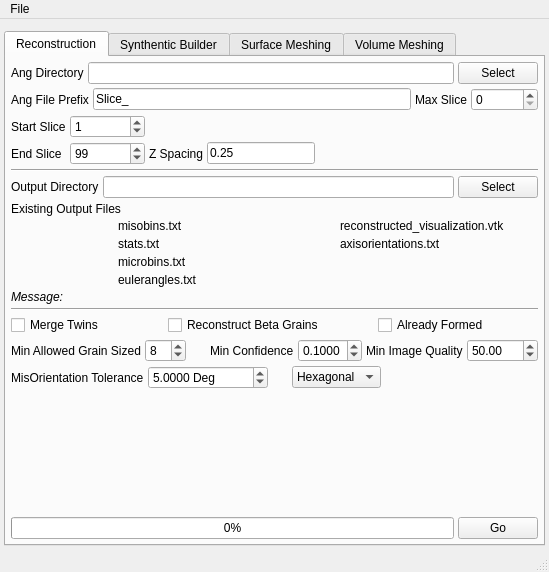
This is Source/AIM/GUI/UI_Files/RepresentationUI.ui in BlueQuartzSoftware/DREAM3D as Qt 5 draws it before an edit. The edited form follows.
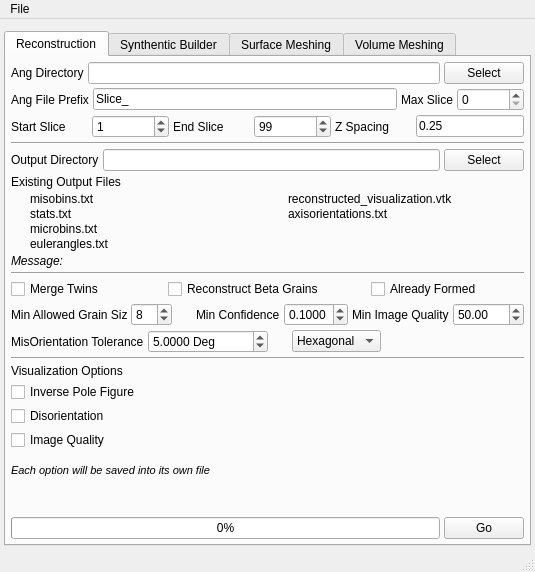
This is the edited form. The open tabs and pages were chosen to show the change. Icons and pictures are not drawn.

```diff
--- a/Source/AIM/GUI/UI_Files/RepresentationUI.ui
+++ b/Source/AIM/GUI/UI_Files/RepresentationUI.ui
@@ -29,6 +29,12 @@
     </property>
     <item row="0" column="0">
      <widget class="QTabWidget" name="tabWidget">
+      <property name="minimumSize">
+       <size>
+        <width>527</width>
+        <height>0</height>
+       </size>
+      </property>
       <property name="currentIndex">
        <number>2</number>
       </property>
@@ -105,14 +111,53 @@
             </property>
            </widget>
           </item>
-          <item row="1" column="2">
+          <item row="0" column="1">
+           <widget class="QSpinBox" name="zStartIndex">
+            <property name="minimumSize">
+             <size>
+              <width>75</width>
+              <height>0</height>
+             </size>
+            </property>
+            <property name="maximum">
+             <number>100000</number>
+            </property>
+            <property name="value">
+             <number>1</number>
+            </property>
+           </widget>
+          </item>
+          <item row="0" column="2">
+           <widget class="QLabel" name="label_6">
+            <property name="text">
+             <string>End Slice</string>
+            </property>
+           </widget>
+          </item>
+          <item row="0" column="3">
+           <widget class="QSpinBox" name="zEndIndex">
+            <property name="minimumSize">
+             <size>
+              <width>75</width>
+              <height>0</height>
+             </size>
+            </property>
+            <property name="maximum">
+             <number>1000000</number>
+            </property>
+            <property name="value">
+             <number>99</number>
+            </property>
+           </widget>
+          </item>
+          <item row="0" column="4">
            <widget class="QLabel" name="label_7">
             <property name="text">
              <string>Z Spacing</string>
             </property>
            </widget>
           </item>
-          <item row="1" column="3">
+          <item row="0" column="5">
            <widget class="QLineEdit" name="zSpacing">
             <property name="sizePolicy">
              <sizepolicy hsizetype="Fixed" vsizetype="Fixed">
@@ -125,58 +170,6 @@
             </property>
            </widget>
           </item>
-          <item row="1" column="0">
-           <widget class="QLabel" name="label_6">
-            <property name="text">
-             <string>End Slice</string>
-            </property>
-           </widget>
-          </item>
-          <item row="1" column="1">
-           <widget class="QSpinBox" name="zEndIndex">
-            <property name="minimumSize">
-             <size>
-              <width>75</width>
-              <height>0</height>
-             </size>
-            </property>
-            <property name="maximum">
-             <number>1000000</number>
-            </property>
-            <property name="value">
-             <number>99</number>
-            </property>
-           </widget>
-          </item>
-          <item row="0" column="1">
-           <widget class="QSpinBox" name="zStartIndex">
-            <property name="minimumSize">
-             <size>
-              <width>75</width>
-              <height>0</height>
-             </size>
-            </property>
-            <property name="maximum">
-             <number>100000</number>
-            </property>
-            <property name="value">
-             <number>1</number>
-            </property>
-           </widget>
-          </item>
-          <item row="0" column="4" rowspan="2">
-           <spacer name="horizontalSpacer_5">
-            <property name="orientation">
-             <enum>Qt::Horizontal</enum>
-            </property>
-            <property name="sizeHint" stdset="0">
-             <size>
-              <width>40</width>
-              <height>20</height>
-             </size>
-            </property>
-           </spacer>
-          </item>
          </layout>
         </item>
         <item>
@@ -230,14 +223,11 @@
             <property name="labelAlignment">
              <set>Qt::AlignCenter</set>
             </property>
-            <property name="formAlignment">
-             <set>Qt::AlignHCenter|Qt::AlignTop</set>
-            </property>
             <property name="horizontalSpacing">
              <number>12</number>
             </property>
             <property name="verticalSpacing">
-             <number>4</number>
+             <number>1</number>
             </property>
             <item row="1" column="0">
              <widget class="QLabel" name="rec_MisorientationBinsFileIcon">
@@ -318,13 +308,13 @@
              <set>Qt::AlignCenter</set>
             </property>
             <property name="formAlignment">
-             <set>Qt::AlignHCenter|Qt::AlignTop</set>
+             <set>Qt::AlignLeading|Qt::AlignLeft|Qt::AlignTop</set>
             </property>
             <property name="horizontalSpacing">
              <number>12</number>
             </property>
             <property name="verticalSpacing">
-             <number>4</number>
+             <number>1</number>
             </property>
             <item row="1" column="0">
              <widget class="QLabel" name="rec_ReconstructedVisualizationFileIcon">
@@ -644,6 +634,78 @@
           </item>
          </layout>
         </item>
+        <item>
+         <widget class="Line" name="line_6">
+          <property name="orientation">
+           <enum>Qt::Horizontal</enum>
+          </property>
+         </widget>
+        </item>
+        <item>
+         <layout class="QVBoxLayout" name="verticalLayout_5">
+          <property name="margin">
+           <number>0</number>
+          </property>
+          <item>
+           <widget class="QLabel" name="label_29">
+            <property name="text">
+             <string>Visualization Options</string>
+            </property>
+           </widget>
+          </item>
+          <item>
+           <layout class="QFormLayout" name="formLayout_10">
+            <property name="fieldGrowthPolicy">
+             <enum>QFormLayout::FieldsStayAtSizeHint</enum>
+            </property>
+            <property name="labelAlignment">
+             <set>Qt::AlignCenter</set>
+            </property>
+            <property name="horizontalSpacing">
+             <number>12</number>
+            </property>
+            <property name="verticalSpacing">
+             <number>4</number>
+            </property>
+            <property name="bottomMargin">
+             <number>10</number>
+            </property>
+            <item row="0" column="0">
+             <widget class="QCheckBox" name="IPFoutputoption">
+              <property name="text">
+               <string>Inverse Pole Figure</string>
+              </property>
+             </widget>
+            </item>
+            <item row="1" column="0">
+             <widget class="QCheckBox" name="Disorientationoutputoption">
+              <property name="text">
+               <string>Disorientation</string>
+              </property>
+             </widget>
+            </item>
+            <item row="2" column="0">
+             <widget class="QCheckBox" name="ImageQualityoutputoption">
+              <property name="text">
+               <string>Image Quality</string>
+              </property>
+             </widget>
+            </item>
+           </layout>
+          </item>
+          <item>
+           <widget class="QLabel" name="label_32">
+            <property name="text">
+             <string>&lt;!DOCTYPE HTML PUBLIC &quot;-//W3C//DTD HTML 4.0//EN&quot; &quot;http://www.w3.org/TR/REC-html40/strict.dtd&quot;&gt;
+&lt;html&gt;&lt;head&gt;&lt;meta name=&quot;qrichtext&quot; content=&quot;1&quot; /&gt;&lt;style type=&quot;text/css&quot;&gt;
+p, li { white-space: pre-wrap; }
+&lt;/style&gt;&lt;/head&gt;&lt;body style=&quot; font-family:'MS Shell Dlg 2'; font-size:8.25pt; font-weight:400; font-style:normal;&quot;&gt;
+&lt;p style=&quot; margin-top:0px; margin-bottom:0px; margin-left:0px; margin-right:0px; -qt-block-indent:0; text-indent:0px;&quot;&gt;&lt;span style=&quot; font-size:8pt; font-style:italic;&quot;&gt;Each option will be saved into its own file&lt;/span&gt;&lt;/p&gt;&lt;/body&gt;&lt;/html&gt;</string>
+            </property>
+           </widget>
+          </item>
+         </layout>
+        </item>
         <item>
          <spacer name="verticalSpacer">
           <property name="orientation">
@@ -652,7 +714,7 @@
           <property name="sizeHint" stdset="0">
            <size>
             <width>20</width>
-            <height>12</height>
+            <height>40</height>
            </size>
           </property>
          </spacer>
```
Left out of the diff: 28 changed lines with no effect on the pictures.
